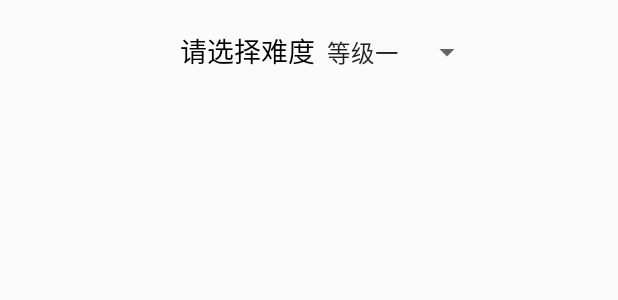
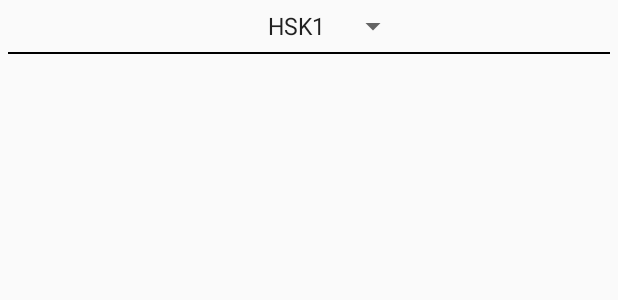
Before and after one commit to 1653163159/test, an Android app: the layout fragment_exam.xml on its own in the app's theme, with its tools: preview values and no code run, on a phone screen of 412 x 824 dp. Shown: the top 300 px of the screen. Run offline under Robolectric (Android 15) with nearby library versions, the phone set to English and light mode, and no system bars.

Commit message:
version:1.0

```diff
--- /dev/null
+++ b/app/src/main/res/drawable/check_circle.xml
@@ -0,0 +1,5 @@
+<vector android:autoMirrored="true" android:height="30dp"
+    android:tint="#5A5BDB" android:viewportHeight="24"
+    android:viewportWidth="24" android:width="30dp" xmlns:android="http://schemas.android.com/apk/res/android">
+    <path android:fillColor="@android:color/white" android:pathData="M12,2C6.48,2 2,6.48 2,12s4.48,10 10,10 10,-4.48 10,-10S17.52,2 12,2zM10,17l-5,-5 1.41,-1.41L10,14.17l7.59,-7.59L19,8l-9,9z"/>
+</vector>
--- a/app/src/main/res/layout/fragment_exam.xml
+++ b/app/src/main/res/layout/fragment_exam.xml
@@ -5,30 +5,30 @@
     android:layout_height="match_parent"
     tools:context=".Fragment.ExamFragment">
 
+
     <LinearLayout
         android:id="@+id/a"
-        android:layout_width="wrap_content"
+        android:layout_width="match_parent"
         android:layout_height="wrap_content"
         android:layout_centerHorizontal="true"
-        android:layout_marginTop="20sp"
-        android:orientation="horizontal">
-
-        <TextView
-            android:layout_width="wrap_content"
-            android:layout_height="wrap_content"
-            android:layout_marginStart="30sp"
-            android:layout_marginBottom="20sp"
-            android:text="请选择难度"
-            android:textColor="@color/black"
-            android:textSize="18sp" />
+        android:layout_margin="5dp"
+        android:gravity="center"
+        android:orientation="vertical">
 
         <Spinner
             android:id="@+id/exam_level"
             android:layout_width="wrap_content"
             android:layout_height="wrap_content"
-            android:layout_marginBottom="21sp"
+            android:layout_marginStart="15dp"
+            android:layout_marginBottom="5dp"
             android:entries="@array/select"
+            android:gravity="center"
             android:textAlignment="center" />
+
+        <TextView
+            android:layout_width="match_parent"
+            android:layout_height="1dp"
+            android:background="@color/black" />
     </LinearLayout>
 
     <ListView
@@ -36,7 +36,7 @@
         android:layout_width="match_parent"
         android:layout_height="wrap_content"
         android:layout_below="@+id/a"
+        android:layout_marginHorizontal="5dp"
         android:divider="@color/cadetBlue"
         android:dividerHeight="1dp" />
-
 </RelativeLayout>
--- a/app/src/main/res/values/selectArray.xml
+++ b/app/src/main/res/values/selectArray.xml
@@ -1,12 +1,12 @@
 <?xml version="1.0" encoding="utf-8"?>
 <resources>
     <string-array name="select">
-        <item>等级一</item>
-        <item>等级二</item>
-        <item>等级三</item>
-        <item>等级四</item>
-        <item>等级五</item>
-        <item>等级六</item>
+        <item>HSK1</item>
+        <item>HSK2</item>
+        <item>HSK3</item>
+        <item>HSK4</item>
+        <item>HSK5</item>
+        <item>HSK6</item>
     </string-array>
 
 </resources>
```
Also changed, not shown: app/src/main/java/com/example/test/Adapter/ExamViewpageAdapter.java (added, +54 -0 lines), app/src/main/java/com/example/test/Adapter/SubjectListViewAdapter.java (+10 -3 lines), app/src/main/java/com/example/test/Fragment/ExamFragment.java (+17 -4 lines), app/src/main/java/com/example/test/SubjectFragment/SubjectActivity.java (+103 -6 lines), app/src/main/java/com/example/test/pojo/Hsk.java (+10 -0 lines), app/src/main/res/layout/exam_list.xml (+7 -9 lines).
